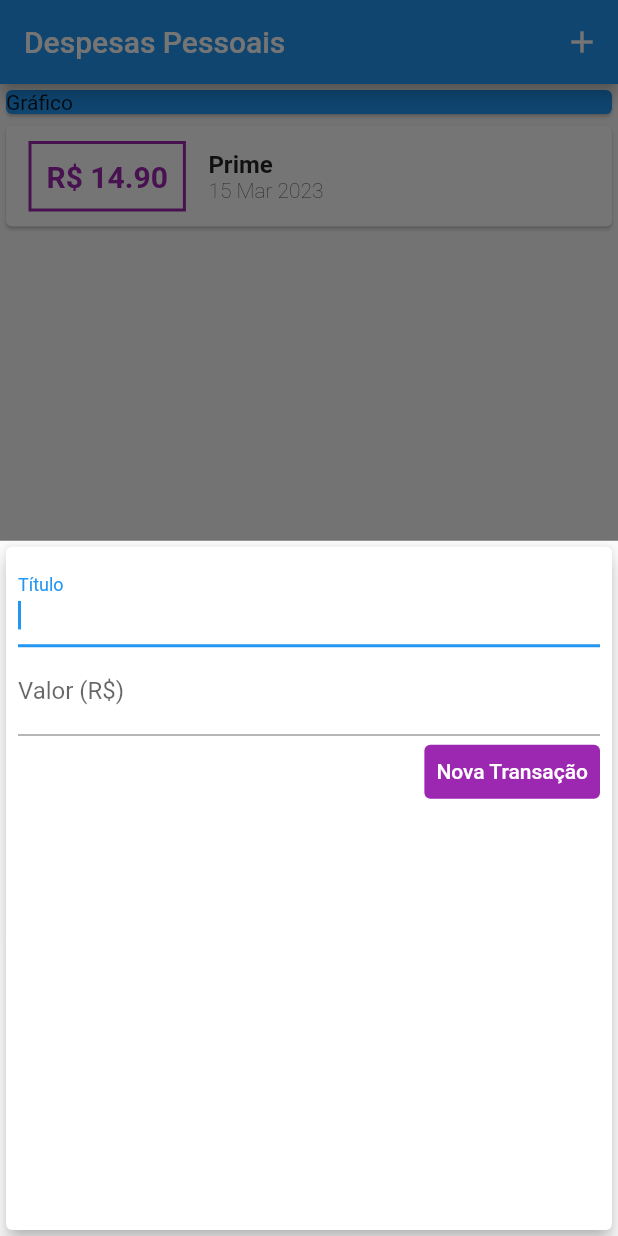
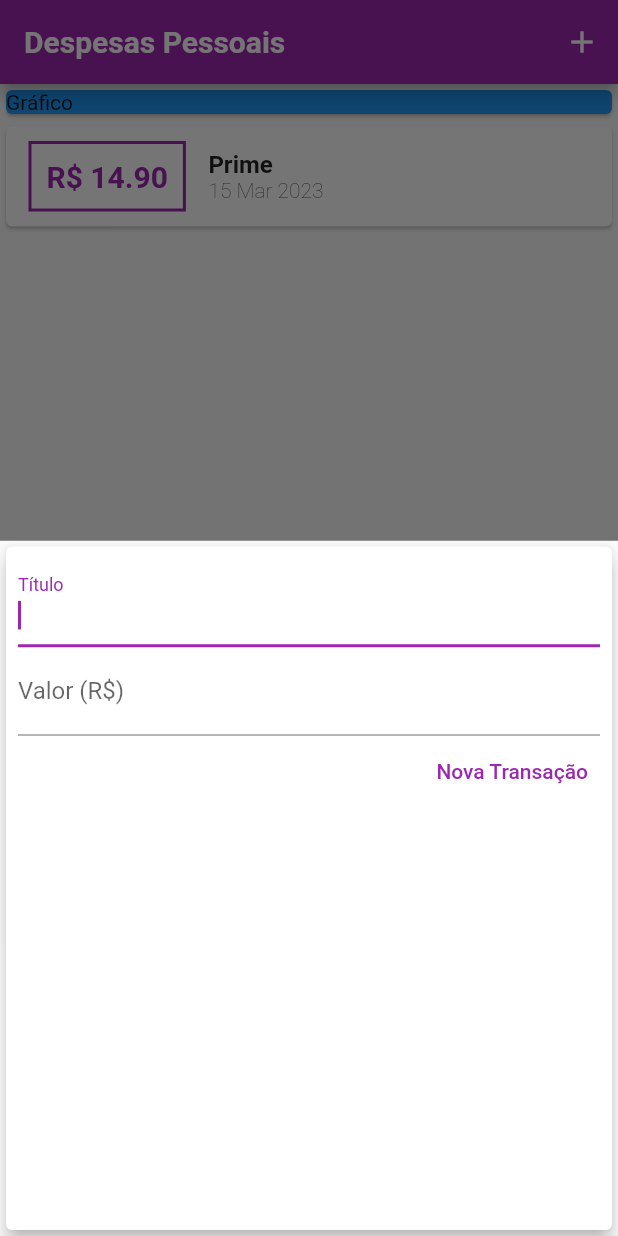
Before and after one commit to HenriqueCisi/project_finances_control, a Flutter app: the screen it shows after launch, after a tap on the "add" icon, on a phone screen of 412 x 824 dp. Run offline on Flutter 3.47's test engine with Material 2 defaults, Android fonts, the phone set to English and light mode, and no system bars; Roboto replaces fonts that are missing (OpenSans).

Commit message:
adds theme estilization

```diff
--- a/lib/components/transaction_form.dart
+++ b/lib/components/transaction_form.dart
@@ -37,17 +37,13 @@ class _TransactionFormState extends State<TransactionForm> {
           TextField(
             decoration: const InputDecoration(labelText: 'Título'),
             controller: titleController,
-            onSubmitted: (_) =>{
-              _submitForm()
-            },
+            onSubmitted: (_) => {_submitForm()},
             autofocus: true,
           ),
           TextField(
             decoration: const InputDecoration(labelText: 'Valor (R\$)'),
             controller: valueController,
-            onSubmitted: (_) => {
-              _submitForm()
-            },
+            onSubmitted: (_) => {_submitForm()},
             keyboardType: const TextInputType.numberWithOptions(decimal: true),
             autofocus: true,
           ),
@@ -55,16 +51,10 @@ class _TransactionFormState extends State<TransactionForm> {
             mainAxisAlignment: MainAxisAlignment.end,
             children: [
               TextButton(
-                  style: const ButtonStyle(
-                      backgroundColor:
-                          MaterialStatePropertyAll<Color>(Colors.purple)),
                   onPressed: () {
                     _submitForm();
                   },
-                  child: const Text(
-                    'Nova Transação',
-                    style: TextStyle(color: Colors.white),
-                  ))
+                  child: const Text('Nova Transação'))
             ],
           )
         ]),
--- a/lib/main.dart
+++ b/lib/main.dart
@@ -6,14 +6,34 @@ import 'package:project_finances_control/components/transaction_form.dart';
 import 'components/transaction_list.dart';
 import 'models/transaction.dart';
 
-main() => runApp(const ExpensesAPP());
+main() => runApp(ExpensesAPP());
 
 class ExpensesAPP extends StatelessWidget {
-  const ExpensesAPP({super.key});
+  final ThemeData ourTheme = ThemeData();
+
+  ExpensesAPP({super.key});
 
   @override
   Widget build(BuildContext context) {
-    return const MaterialApp(home: MyHomePage());
+    return MaterialApp(
+        home: const MyHomePage(),
+        theme: ourTheme.copyWith(
+            colorScheme: ourTheme.colorScheme.copyWith(
+                  primary: Colors.purple,
+                  secondary: Colors.amber),
+            textTheme: ourTheme.textTheme.copyWith(
+                titleLarge: const TextStyle(
+                    fontFamily: 'OpenSans',
+                    fontSize: 18,
+                    fontWeight: FontWeight.bold,
+                    color: Colors.black)),
+
+            appBarTheme: const AppBarTheme(
+                titleTextStyle: TextStyle(
+                    fontFamily: 'OpenSans',
+                    fontSize: 20,
+                    fontWeight: FontWeight.bold))
+                ));
   }
 }
 
@@ -38,8 +58,7 @@ class _MyHomePageState extends State<MyHomePage> {
         context: context,
         builder: (_) {
           return TransactionForm(_addNewTransaction);
-        }
-        );
+        });
   }
 
   void _addNewTransaction(String title, double value) {
```
